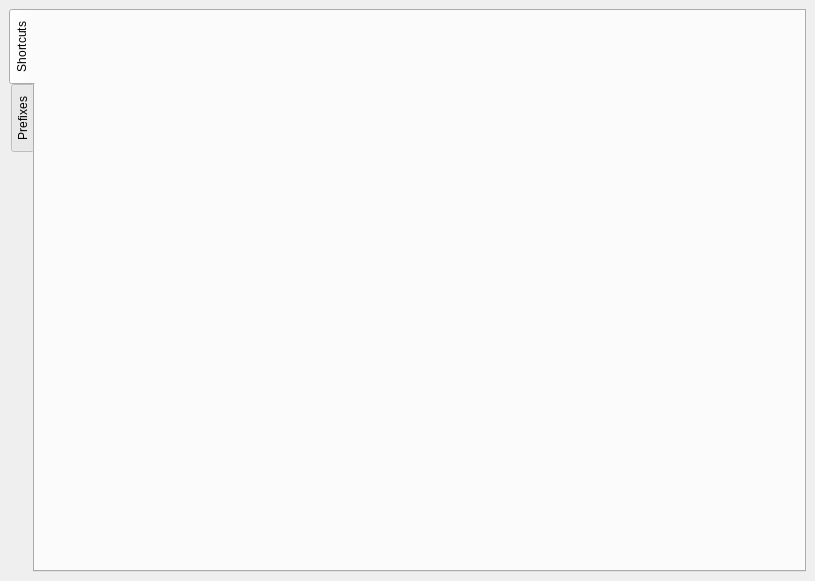
Old version of the form lib/ui/main.ui in the repository Fisk24/Yawpm.
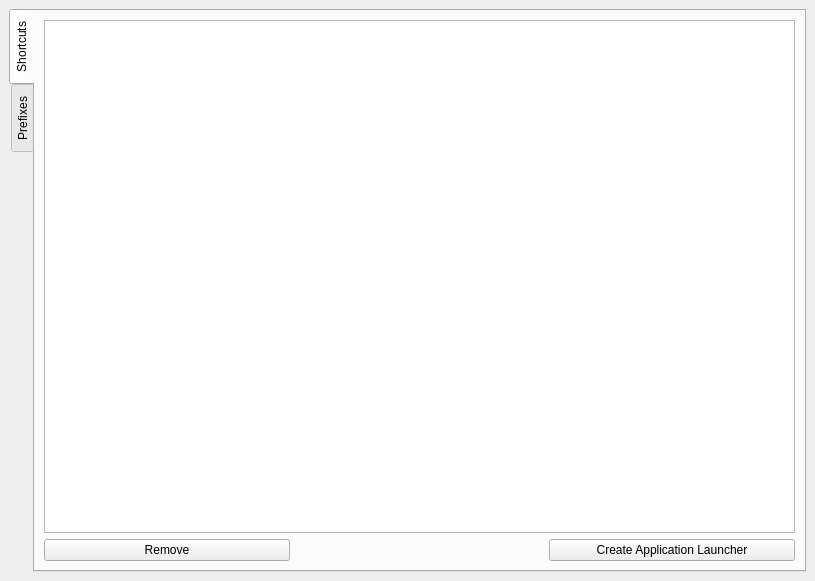
New version of the form. The open tabs and pages were chosen to show the change. Icons and pictures are not drawn.

Commit message: added new shortcut dialog

Diff of the .ui file:
```diff
--- a/lib/ui/main.ui
+++ b/lib/ui/main.ui
@@ -30,6 +30,25 @@
        <attribute name="title">
         <string>Shortcuts</string>
        </attribute>
+       <layout class="QGridLayout" name="gridLayout_5">
+        <item row="1" column="2">
+         <widget class="QPushButton" name="pushButton_3">
+          <property name="text">
+           <string>Create Application Launcher</string>
+          </property>
+         </widget>
+        </item>
+        <item row="0" column="0" colspan="3">
+         <widget class="QListWidget" name="listWidget"/>
+        </item>
+        <item row="1" column="0">
+         <widget class="QPushButton" name="pushButton_2">
+          <property name="text">
+           <string>Remove</string>
+          </property>
+         </widget>
+        </item>
+       </layout>
       </widget>
       <widget class="QWidget" name="prefixTab">
        <attribute name="title">
```
Left out of the diff: 9 changed lines with no effect on the pictures. The commit also changes 2 other files.
